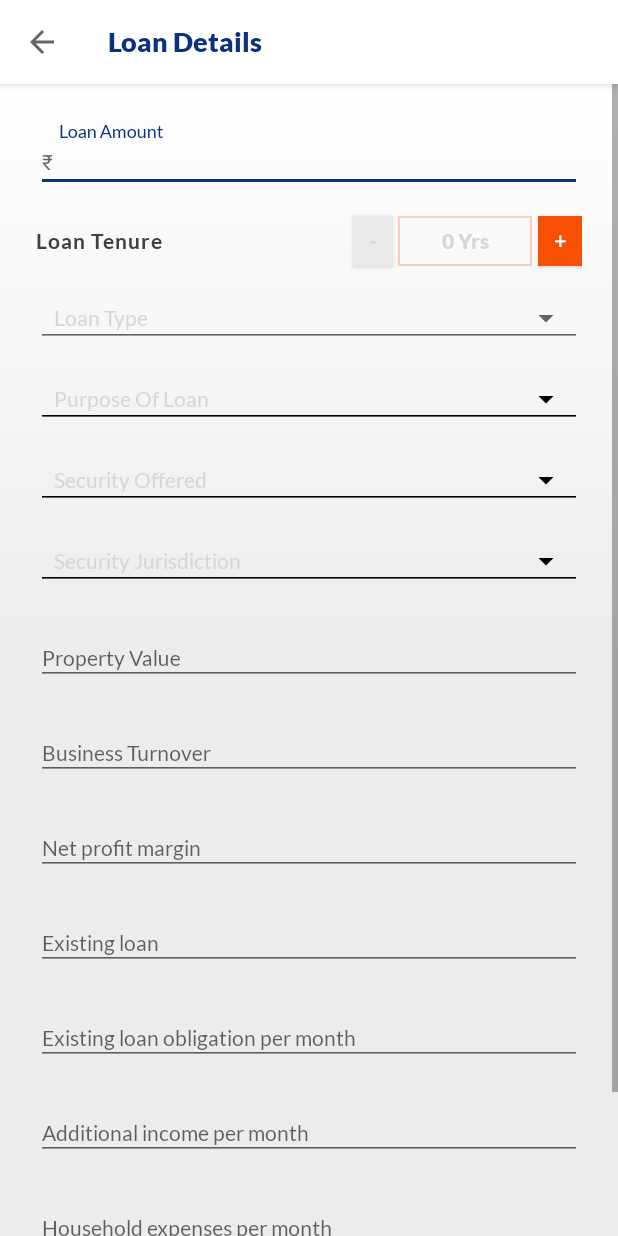
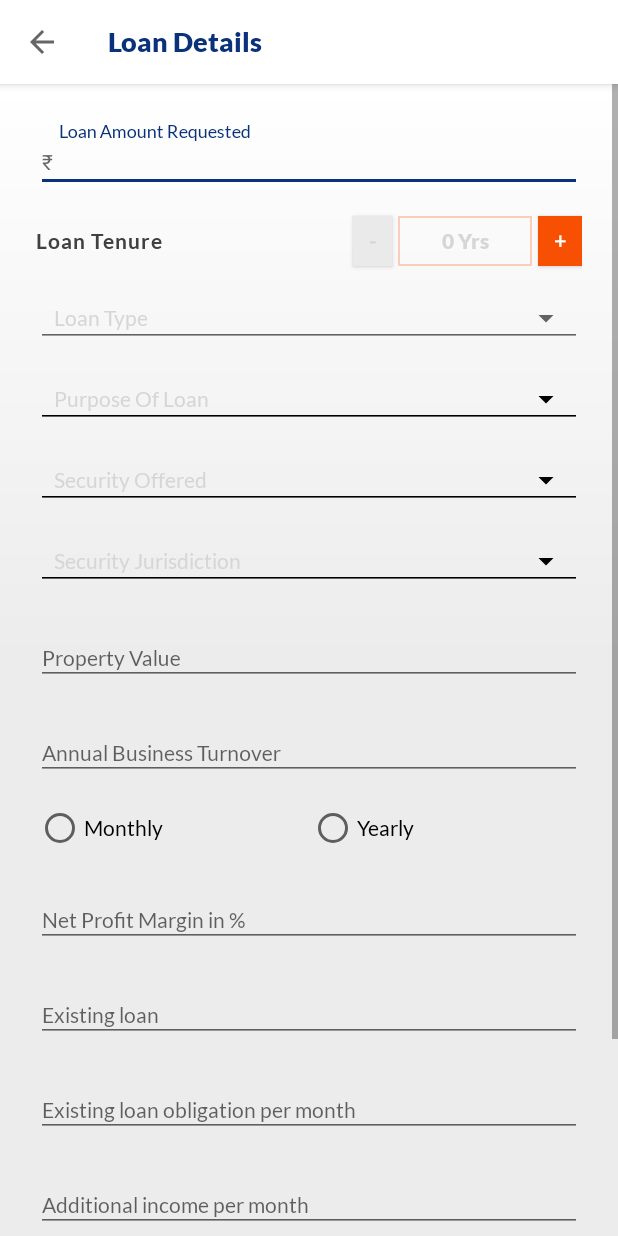
Before and after one commit to manojppatil/Arthan-Unnati, an Android app: the LoanDetailActivity screen opened directly, with no data from a screen before it, on a phone screen of 412 x 824 dp. Run offline under Robolectric (Android 15) with nearby library versions, the phone set to English and light mode, and no system bars; pictures from the network do not load.

Commit message:
Task 3. issue 3 pending

```diff
--- a/app/src/main/java/com/example/arthan/dashboard/ops/DataFragment.kt
+++ b/app/src/main/java/com/example/arthan/dashboard/ops/DataFragment.kt
@@ -48,6 +48,7 @@ class DataFragment : Fragment() {
             data?.neighborRefDetails,
             data?.tradeRefDetails,
             data?.collateralDetails
+
         )
     }
 
--- a/app/src/main/res/layout/activity_loan_detail.xml
+++ b/app/src/main/res/layout/activity_loan_detail.xml
@@ -243,6 +243,32 @@
                         android:textColor="#000000"
                         android:textSize="14sp" />
                 </com.google.android.material.textfield.TextInputLayout>
+                <RadioGroup
+                    android:layout_width="match_parent"
+                    android:layout_height="wrap_content"
+                    android:orientation="horizontal"
+                    android:id="@+id/rg_period"
+                    android:layout_marginTop="16dp"
+                    app:layout_constraintTop_toBottomOf="@+id/tl_business_turnover"
+                    app:layout_constraintLeft_toLeftOf="parent"
+                    app:layout_constraintLeft_toRightOf="parent"
+                    android:weightSum="2"
+                    >
+                    <RadioButton
+                        android:layout_width="0dp"
+                        android:layout_weight="1"
+                        android:layout_height="wrap_content"
+                        android:textColor="#000"
+                        android:text="Monthly"
+                        android:id="@+id/rb_monthly"/>
+                    <RadioButton
+                        android:layout_width="0dp"
+                        android:layout_weight="1"
+                        android:layout_height="wrap_content"
+                        android:textColor="#000"
+                        android:text="Yearly"
+                        android:id="@+id/rb_yearly"/>
+                </RadioGroup>
 
                 <com.google.android.material.textfield.TextInputLayout
                     android:id="@+id/tl_net_profit_margin"
@@ -252,7 +278,7 @@
                     app:hintEnabled="true"
                     app:layout_constraintEnd_toEndOf="parent"
                     app:layout_constraintStart_toStartOf="parent"
-                    app:layout_constraintTop_toBottomOf="@+id/tl_business_turnover"
+                    app:layout_constraintTop_toBottomOf="@+id/rg_period"
                     app:layout_constraintVertical_chainStyle="packed">
 
                     <com.google.android.material.textfield.TextInputEditText
@@ -455,6 +481,8 @@
                     app:layout_constraintTop_toBottomOf="@+id/tl_household_expenses"
                     app:layout_constraintVertical_bias="0"
                     app:layout_constraintVertical_chainStyle="packed" />
+
+
             </androidx.constraintlayout.widget.ConstraintLayout>
 
             <!--            <androidx.constraintlayout.widget.ConstraintLayout-->
--- a/app/src/main/res/values/arrays.xml
+++ b/app/src/main/res/values/arrays.xml
@@ -4,4 +4,8 @@
         <item>Good</item>
         <item>Bad</item>
     </string-array>
+    <string-array name="notinterested">
+    <item>No Requirement</item>
+    <item>Interest High</item>
+</string-array>
 </resources>
--- a/app/src/main/res/values/strings.xml
+++ b/app/src/main/res/values/strings.xml
@@ -41,7 +41,7 @@
     <string name="verify_by_entering_otp">Verify by entering OTP</string>
     <string name="submit">SUBMIT</string>
     <string name="otp_will_be_resent_in_45s">OTP will be resent in 45s</string>
-    <string name="business_turnover">Business Turnover</string>
+    <string name="business_turnover">Annual Business Turnover</string>
     <string name="net_margin_as_per_customer">Net Margin as per \nCustomer</string>
     <string name="list_all_sources_of_income_1">List all sources of income </string>
     <string name="income_per_month">Income Per Month</string>
@@ -80,7 +80,7 @@
     <string name="state_the_reasons_for_the_approval_of_this_application">State the reasons for the %s of this application.</string>
     <string name="approve">Approve</string>
     <string name="search_for_customers">Search for Customers</string>
-    <string name="loan_amount">Loan Amount</string>
+    <string name="loan_amount">Loan Amount Requested</string>
     <string name="yes">Yes</string>
     <string name="no">No</string>
     <string name="interested">Interested</string>
@@ -129,6 +129,8 @@
         <item>Loan Type</item>
         <item>Secure</item>
         <item>Unsecure</item>
+        <item>Quasi Secured</item>
+        <item>Negative Lien</item>
     </string-array>
 
     <string-array name="arr_loan_sanctioned_by">
@@ -344,7 +346,7 @@
     <!-- TODO: Remove or change this placeholder text -->
     <string name="hello_blank_fragment">Hello blank fragment</string>
     <string name="property_value">Property Value</string>
-    <string name="net_profit_margin">Net profit margin</string>
+    <string name="net_profit_margin">Net Profit Margin in %</string>
     <string name="name">Name</string>
     <string name="any_associate_firm">Any associate firm</string>
     <string name="name_of_associate_firm">Name of Associate firm</string>
```
Also changed, not shown: app/src/main/java/com/example/arthan/lead/AddLeadStep1Activity.kt (+7 -2 lines), app/src/main/java/com/example/arthan/profile/MyProfileActivity.kt (+21 -20 lines), app/src/main/res/layout/activity_add_lead_step1.xml (+16 -3 lines), app/src/main/res/layout/fragment_other_details.xml (+11 -4 lines), app/src/main/res/layout/sales_estimation_layout.xml (+28 -1 lines).
